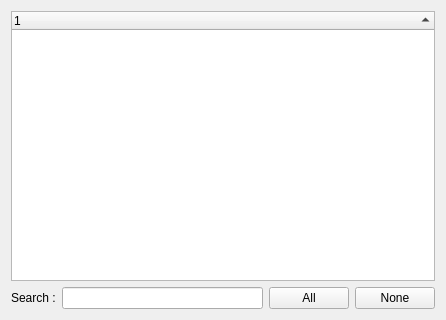
RetroShare/RetroShare, file retroshare-gui/src/gui/common/FriendSelectionWidget.ui: the form before one commit.
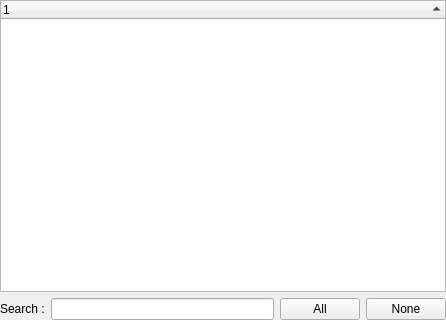
The form after the commit. Custom widgets are drawn as their Qt base class.

Commit message: - Added some performance optimizations in FriendSelectionWidget::peerStatusChanged - Fixed some ui design

The edit to the form file:
```diff
--- a/retroshare-gui/src/gui/common/FriendSelectionWidget.ui
+++ b/retroshare-gui/src/gui/common/FriendSelectionWidget.ui
@@ -11,6 +11,9 @@
    </rect>
   </property>
   <layout class="QVBoxLayout" name="verticalLayout">
+   <property name="margin">
+    <number>0</number>
+   </property>
    <item>
     <widget class="QTreeWidget" name="friendList">
      <property name="minimumSize">
```
The commit also changes 6 other files.
